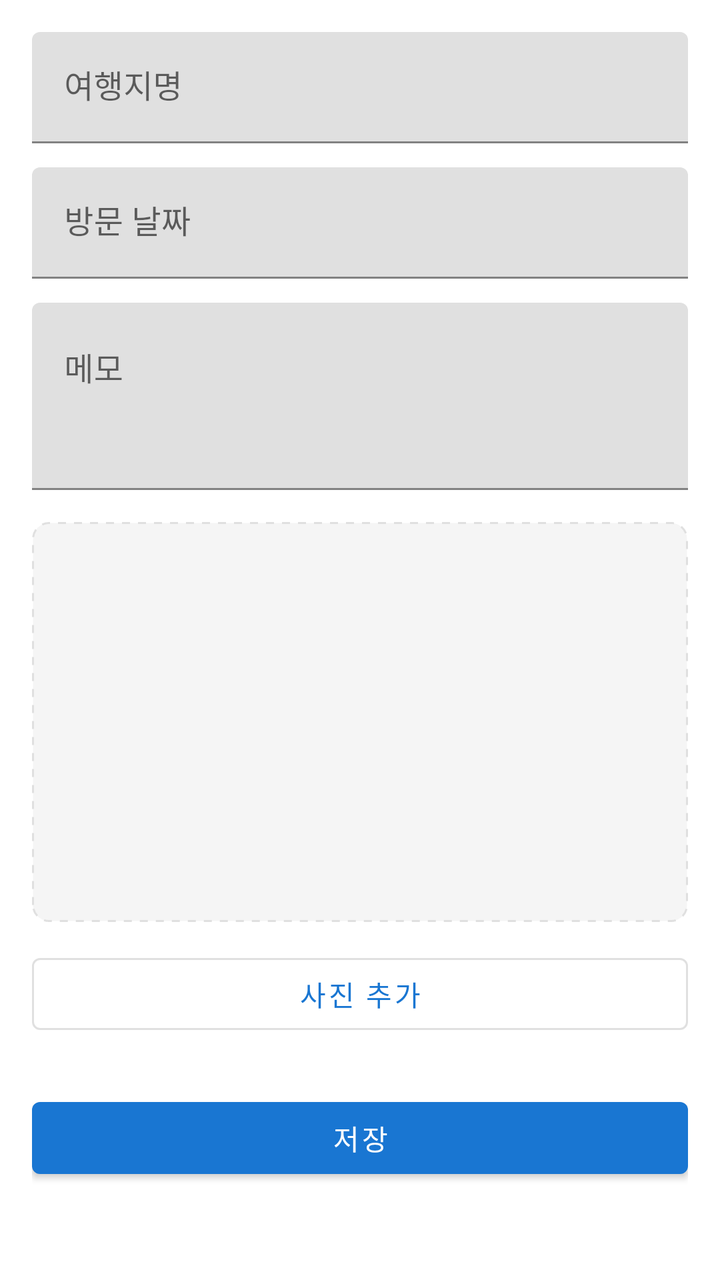
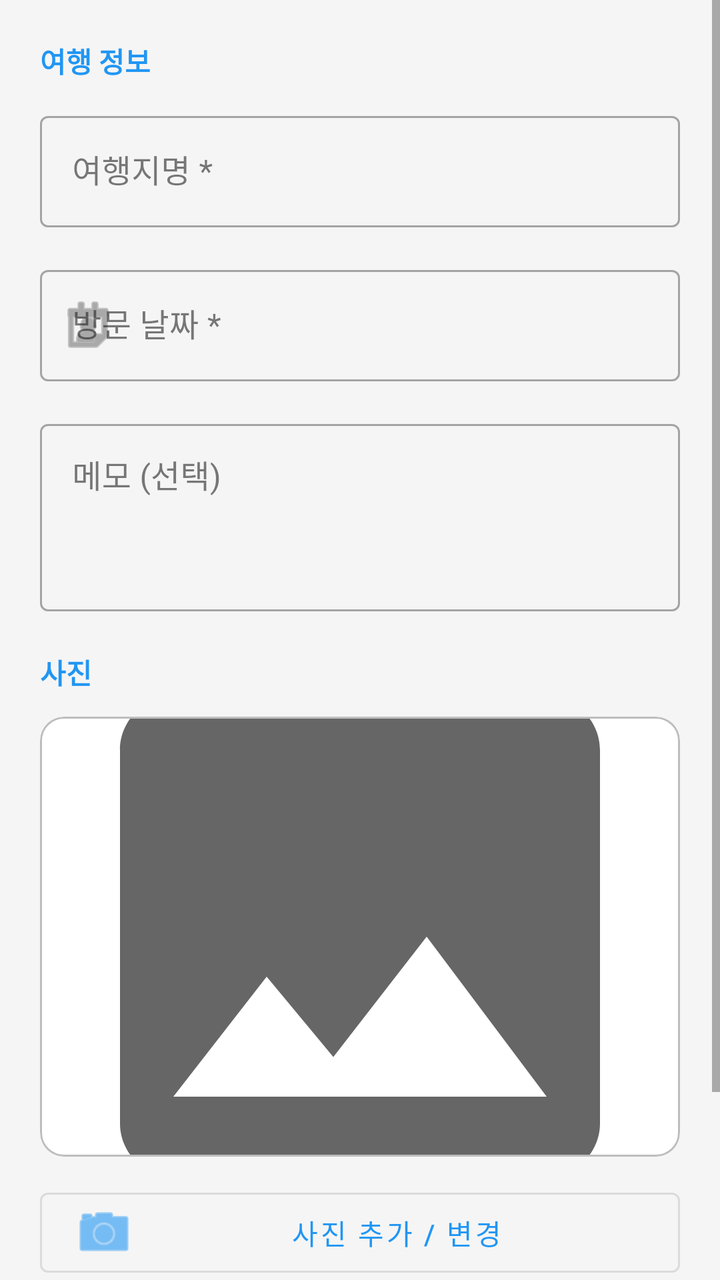

Two renders of the same Android screen: before a commit and after it. Below are the layout's source before the change and the commit's diff.
<!-- AndroidManifest.xml: application theme Theme.WebPrograming -->
<!-- res/layout/activity_add_edit.xml -->
<?xml version="1.0" encoding="utf-8"?>
<FrameLayout xmlns:android="http://schemas.android.com/apk/res/android"
    android:layout_width="match_parent"
    android:layout_height="match_parent">

    <ScrollView
        android:layout_width="match_parent"
        android:layout_height="match_parent"
        android:padding="16dp">

        <LinearLayout
            android:layout_width="match_parent"
            android:layout_height="wrap_content"
            android:orientation="vertical">

            <com.google.android.material.textfield.TextInputLayout
                android:layout_width="match_parent"
                android:layout_height="wrap_content"
                android:layout_marginBottom="12dp">

                <com.google.android.material.textfield.TextInputEditText
                    android:id="@+id/etTitle"
                    android:layout_width="match_parent"
                    android:layout_height="wrap_content"
                    android:hint="여행지명"
                    android:inputType="text" />
            </com.google.android.material.textfield.TextInputLayout>

            <com.google.android.material.textfield.TextInputLayout
                android:layout_width="match_parent"
                android:layout_height="wrap_content"
                android:layout_marginBottom="12dp">

                <com.google.android.material.textfield.TextInputEditText
                    android:id="@+id/etDate"
                    android:layout_width="match_parent"
                    android:layout_height="wrap_content"
                    android:hint="방문 날짜"
                    android:focusable="false"
                    android:clickable="true" />
            </com.google.android.material.textfield.TextInputLayout>

            <com.google.android.material.textfield.TextInputLayout
                android:layout_width="match_parent"
                android:layout_height="wrap_content"
                android:layout_marginBottom="16dp">

                <com.google.android.material.textfield.TextInputEditText
                    android:id="@+id/etMemo"
                    android:layout_width="match_parent"
                    android:layout_height="wrap_content"
                    android:hint="메모"
                    android:inputType="textMultiLine"
                    android:minLines="3"
                    android:gravity="top" />
            </com.google.android.material.textfield.TextInputLayout>

            <ImageView
                android:id="@+id/ivPhoto"
                android:layout_width="match_parent"
                android:layout_height="200dp"
                android:layout_marginBottom="12dp"
                android:scaleType="centerCrop"
                android:background="@drawable/photo_placeholder_bg"
                android:contentDescription="여행 사진" />

            <Button
                android:id="@+id/btnSelectPhoto"
                android:layout_width="match_parent"
                android:layout_height="wrap_content"
                android:layout_marginBottom="24dp"
                android:text="사진 추가"
                style="@style/Widget.MaterialComponents.Button.OutlinedButton" />

            <Button
                android:id="@+id/btnSave"
                android:layout_width="match_parent"
                android:layout_height="wrap_content"
                android:text="저장" />

        </LinearLayout>
    </ScrollView>

    <ProgressBar
        android:id="@+id/progressBarAddEdit"
        android:layout_width="wrap_content"
        android:layout_height="wrap_content"
        android:layout_gravity="center"
        android:visibility="gone" />

</FrameLayout>
<!-- resources referenced by this layout -->
<resources>
  <!-- drawable photo_placeholder_bg (drawable) -->
  <?xml version="1.0" encoding="utf-8"?>
  <shape xmlns:android="http://schemas.android.com/apk/res/android"
      android:shape="rectangle">
      <solid android:color="#F5F5F5" />
      <stroke
          android:width="1dp"
          android:color="#E0E0E0"
          android:dashWidth="4dp"
          android:dashGap="4dp" />
      <corners android:radius="8dp" />
  </shape>
  <style name="Theme.WebPrograming" parent="Theme.MaterialComponents.DayNight.DarkActionBar">
          <item name="colorPrimary">@color/primary</item>
          <item name="colorPrimaryVariant">@color/primary_dark</item>
          <item name="colorOnPrimary">@color/white</item>
          <item name="colorSecondary">@color/secondary</item>
          <item name="colorSecondaryVariant">@color/secondary_dark</item>
          <item name="colorOnSecondary">@color/white</item>
      </style>
  <color name="primary">#1976D2</color>
  <color name="primary_dark">#1565C0</color>
  <color name="white">#FFFFFF</color>
  <color name="secondary">#FF6F00</color>
  <color name="secondary_dark">#E65100</color>
</resources>

<!-- the commit's change to res/layout/activity_add_edit.xml (unified diff, before → after) -->
@@ -1,41 +1,57 @@
 <?xml version="1.0" encoding="utf-8"?>
 <FrameLayout xmlns:android="http://schemas.android.com/apk/res/android"
+    xmlns:app="http://schemas.android.com/apk/res-auto"
     android:layout_width="match_parent"
-    android:layout_height="match_parent">
+    android:layout_height="match_parent"
+    android:background="?android:attr/colorBackground">
 
     <ScrollView
         android:layout_width="match_parent"
         android:layout_height="match_parent"
-        android:padding="16dp">
+        android:fillViewport="true">
 
         <LinearLayout
             android:layout_width="match_parent"
             android:layout_height="wrap_content"
-            android:orientation="vertical">
+            android:orientation="vertical"
+            android:padding="20dp">
+
+            <TextView
+                android:layout_width="match_parent"
+                android:layout_height="wrap_content"
+                android:text="여행 정보"
+                android:textSize="14sp"
+                android:textStyle="bold"
+                android:textColor="?attr/colorPrimary"
+                android:layout_marginBottom="12dp" />
 
             <com.google.android.material.textfield.TextInputLayout
                 android:layout_width="match_parent"
                 android:layout_height="wrap_content"
-                android:layout_marginBottom="12dp">
+                android:layout_marginBottom="16dp"
+                style="@style/Widget.MaterialComponents.TextInputLayout.OutlinedBox">
 
                 <com.google.android.material.textfield.TextInputEditText
                     android:id="@+id/etTitle"
                     android:layout_width="match_parent"
                     android:layout_height="wrap_content"
-                    android:hint="여행지명"
-                    android:inputType="text" />
+                    android:hint="여행지명 *"
+                    android:inputType="text"
+                    android:maxLines="1" />
             </com.google.android.material.textfield.TextInputLayout>
 
             <com.google.android.material.textfield.TextInputLayout
                 android:layout_width="match_parent"
                 android:layout_height="wrap_content"
-                android:layout_marginBottom="12dp">
+                android:layout_marginBottom="16dp"
+                style="@style/Widget.MaterialComponents.TextInputLayout.OutlinedBox"
+                app:startIconDrawable="@android:drawable/ic_menu_my_calendar">
 
                 <com.google.android.material.textfield.TextInputEditText
                     android:id="@+id/etDate"
                     android:layout_width="match_parent"
                     android:layout_height="wrap_content"
-                    android:hint="방문 날짜"
+                    android:hint="방문 날짜 *"
                     android:focusable="false"
                     android:clickable="true" />
             </com.google.android.material.textfield.TextInputLayout>
@@ -43,40 +59,62 @@
             <com.google.android.material.textfield.TextInputLayout
                 android:layout_width="match_parent"
                 android:layout_height="wrap_content"
-                android:layout_marginBottom="16dp">
+                android:layout_marginBottom="20dp"
+                style="@style/Widget.MaterialComponents.TextInputLayout.OutlinedBox">
 
                 <com.google.android.material.textfield.TextInputEditText
                     android:id="@+id/etMemo"
                     android:layout_width="match_parent"
                     android:layout_height="wrap_content"
-                    android:hint="메모"
+                    android:hint="메모 (선택)"
                     android:inputType="textMultiLine"
                     android:minLines="3"
                     android:gravity="top" />
             </com.google.android.material.textfield.TextInputLayout>
 
-            <ImageView
-                android:id="@+id/ivPhoto"
+            <TextView
                 android:layout_width="match_parent"
-                android:layout_height="200dp"
+                android:layout_height="wrap_content"
+                android:text="사진"
+                android:textSize="14sp"
+                android:textStyle="bold"
+                android:textColor="?attr/colorPrimary"
+                android:layout_marginBottom="12dp" />
+
+            <com.google.android.material.card.MaterialCardView
+                android:layout_width="match_parent"
+                android:layout_height="220dp"
                 android:layout_marginBottom="12dp"
-                android:scaleType="centerCrop"
-                android:background="@drawable/photo_placeholder_bg"
-                android:contentDescription="여행 사진" />
+                app:cardCornerRadius="12dp"
+                app:cardElevation="0dp"
+                app:strokeWidth="1dp"
+                app:strokeColor="@color/divider">
 
-            <Button
+                <ImageView
+                    android:id="@+id/ivPhoto"
+                    android:layout_width="match_parent"
+                    android:layout_height="match_parent"
+                    android:scaleType="centerCrop"
+                    android:src="@drawable/ic_placeholder"
+                    android:contentDescription="여행 사진" />
+
+            </com.google.android.material.card.MaterialCardView>
+
+            <com.google.android.material.button.MaterialButton
                 android:id="@+id/btnSelectPhoto"
                 android:layout_width="match_parent"
                 android:layout_height="wrap_content"
-                android:layout_marginBottom="24dp"
-                android:text="사진 추가"
+                android:layout_marginBottom="32dp"
+                android:text="사진 추가 / 변경"
+                app:icon="@android:drawable/ic_menu_camera"
                 style="@style/Widget.MaterialComponents.Button.OutlinedButton" />
 
-            <Button
+            <com.google.android.material.button.MaterialButton
                 android:id="@+id/btnSave"
                 android:layout_width="match_parent"
-                android:layout_height="wrap_content"
-                android:text="저장" />
+                android:layout_height="56dp"
+                android:text="저장하기"
+                android:textSize="16sp" />
 
         </LinearLayout>
     </ScrollView>
@@ -86,6 +124,7 @@
         android:layout_width="wrap_content"
         android:layout_height="wrap_content"
         android:layout_gravity="center"
-        android:visibility="gone" />
+        android:visibility="gone"
+        android:elevation="10dp" />
 
 </FrameLayout>
<!-- resource entries referenced after the edit -->
@@ -1,29 +1,41 @@
 <!-- resources referenced by this layout -->
 <resources>
-  <!-- drawable photo_placeholder_bg (drawable) -->
+  <color name="divider">#BDBDBD</color>
+  <!-- drawable ic_placeholder (drawable) -->
   <?xml version="1.0" encoding="utf-8"?>
-  <shape xmlns:android="http://schemas.android.com/apk/res/android"
-      android:shape="rectangle">
-      <solid android:color="#F5F5F5" />
-      <stroke
-          android:width="1dp"
-          android:color="#E0E0E0"
-          android:dashWidth="4dp"
-          android:dashGap="4dp" />
-      <corners android:radius="8dp" />
-  </shape>
+  <vector xmlns:android="http://schemas.android.com/apk/res/android"
+      android:width="48dp"
+      android:height="48dp"
+      android:viewportWidth="24"
+      android:viewportHeight="24"
+      android:tint="?attr/colorControlNormal">
+  
+      <path
+          android:fillColor="#CCCCCC"
+          android:pathData="M21,19V5c0,-1.1 -0.9,-2 -2,-2H5c-1.1,0 -2,0.9 -2,2v14c0,1.1 0.9,2 2,2h14c1.1,0 2,-0.9 2,-2zM8.5,13.5l2.5,3.01L14.5,12l4.5,6H5l3.5,-4.5z" />
+  
+  </vector>
   <style name="Theme.WebPrograming" parent="Theme.MaterialComponents.DayNight.DarkActionBar">
           <item name="colorPrimary">@color/primary</item>
+          <item name="colorPrimaryDark">@color/primary_dark</item>
           <item name="colorPrimaryVariant">@color/primary_dark</item>
           <item name="colorOnPrimary">@color/white</item>
           <item name="colorSecondary">@color/secondary</item>
           <item name="colorSecondaryVariant">@color/secondary_dark</item>
           <item name="colorOnSecondary">@color/white</item>
+          <item name="android:colorBackground">@color/background</item>
+          <item name="colorSurface">@color/surface</item>
+          <item name="colorOnSurface">@color/on_surface</item>
+          <item name="colorError">@color/error</item>
       </style>
-  <color name="primary">#1976D2</color>
-  <color name="primary_dark">#1565C0</color>
+  <color name="primary">#2196F3</color>
+  <color name="primary_dark">#1976D2</color>
   <color name="white">#FFFFFF</color>
-  <color name="secondary">#FF6F00</color>
-  <color name="secondary_dark">#E65100</color>
+  <color name="secondary">#FF7043</color>
+  <color name="secondary_dark">#E64A19</color>
+  <color name="background">#F5F5F5</color>
+  <color name="surface">#FFFFFF</color>
+  <color name="on_surface">#212121</color>
+  <color name="error">#D32F2F</color>
 </resources>
 
